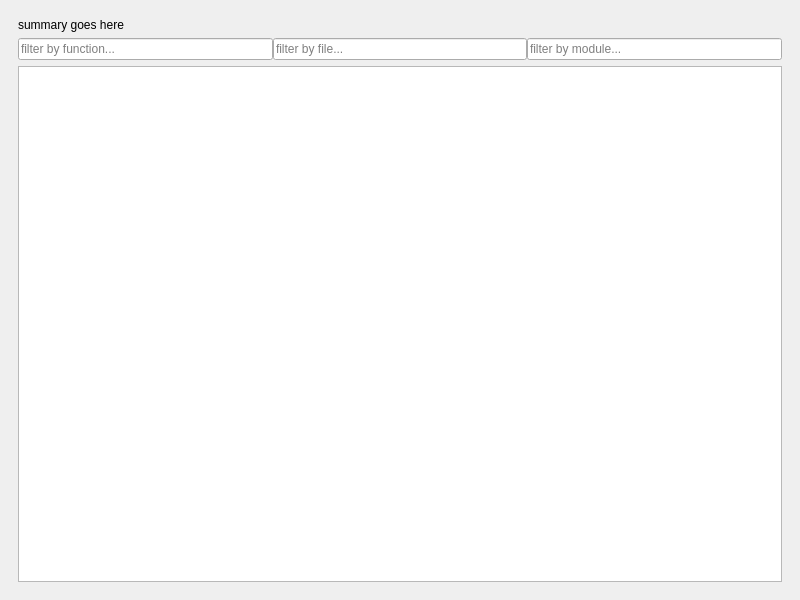
Above: gui/mainwindow.ui from KDE/heaptrack before the change. Below: the same form after it.
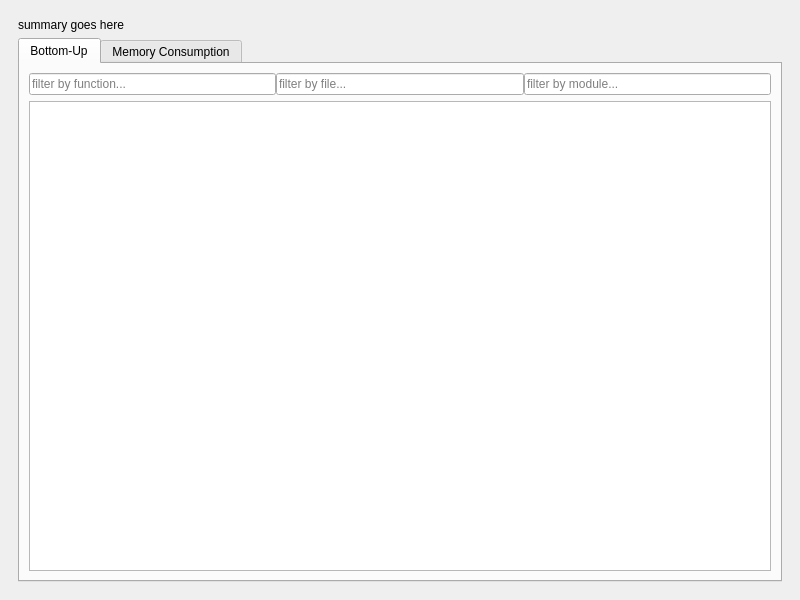
That is the form after the change. The open tabs and pages were chosen to show the change.

```diff
--- a/gui/mainwindow.ui
+++ b/gui/mainwindow.ui
@@ -91,6 +91,16 @@
          </widget>
         </item>
         <item>
+         <widget class="QTabWidget" name="tabWidget">
+          <property name="currentIndex">
+           <number>0</number>
+          </property>
+          <widget class="QWidget" name="bottomUpTab">
+           <attribute name="title">
+            <string>Bottom-Up</string>
+           </attribute>
+           <layout class="QVBoxLayout" name="verticalLayout">
+            <item>
          <widget class="QWidget" name="widget" native="true">
           <layout class="QHBoxLayout" name="horizontalLayout">
            <property name="spacing">
@@ -146,6 +156,21 @@
           <property name="sortingEnabled">
            <bool>true</bool>
           </property>
+             </widget>
+            </item>
+           </layout>
+           <zorder>results</zorder>
+           <zorder>filterFile</zorder>
+           <zorder>filterFunction</zorder>
+           <zorder>filterModule</zorder>
+           <zorder>widget</zorder>
+           <zorder>results</zorder>
+          </widget>
+          <widget class="QWidget" name="memoryConsumptionTab">
+           <attribute name="title">
+            <string>Memory Consumption</string>
+           </attribute>
+          </widget>
          </widget>
         </item>
        </layout>
```
Lines whose indentation alone changed are shown as unchanged.
